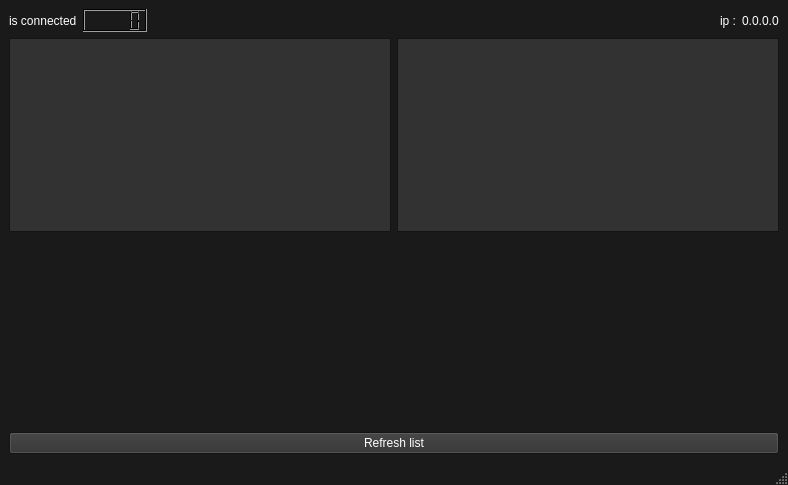
This is src/mainwindow.ui in Celienn/LLF-Translator as Qt 5 draws it before an edit. The edited form follows.
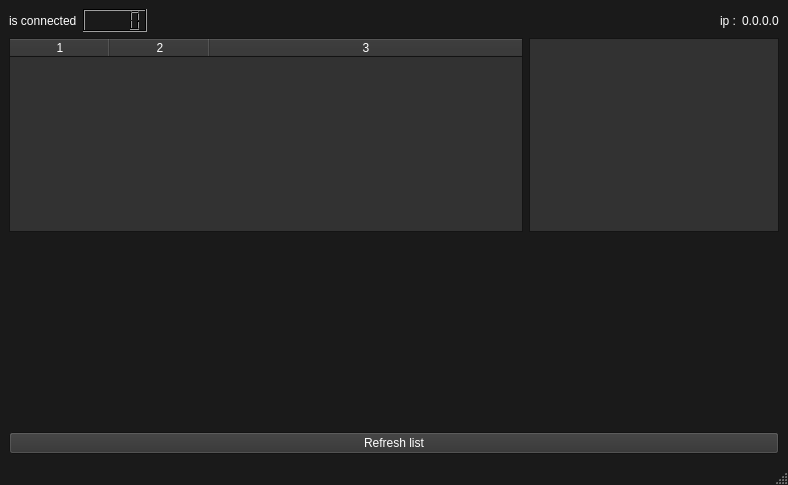
This is the edited form. Icons and pictures are not drawn.

Patch:
```diff
--- a/src/mainwindow.ui
+++ b/src/mainwindow.ui
@@ -460,13 +460,56 @@
      <layout class="QGridLayout" name="gridLayout">
       <item row="0" column="0">
        <widget class="QTableWidget" name="Table">
+        <property name="sizePolicy">
+         <sizepolicy hsizetype="Expanding" vsizetype="Expanding">
+          <horstretch>0</horstretch>
+          <verstretch>0</verstretch>
+         </sizepolicy>
+        </property>
         <property name="editTriggers">
          <set>QAbstractItemView::NoEditTriggers</set>
         </property>
+        <property name="sortingEnabled">
+         <bool>false</bool>
+        </property>
+        <property name="wordWrap">
+         <bool>true</bool>
+        </property>
+        <property name="columnCount">
+         <number>3</number>
+        </property>
+        <attribute name="horizontalHeaderCascadingSectionResizes">
+         <bool>false</bool>
+        </attribute>
+        <attribute name="horizontalHeaderStretchLastSection">
+         <bool>true</bool>
+        </attribute>
+        <attribute name="verticalHeaderVisible">
+         <bool>false</bool>
+        </attribute>
+        <attribute name="verticalHeaderCascadingSectionResizes">
+         <bool>false</bool>
+        </attribute>
+        <attribute name="verticalHeaderShowSortIndicator" stdset="0">
+         <bool>false</bool>
+        </attribute>
+        <attribute name="verticalHeaderStretchLastSection">
+         <bool>false</bool>
+        </attribute>
+        <column/>
+        <column/>
+        <column/>
        </widget>
       </item>
       <item row="0" column="1">
-       <widget class="QListWidget" name="listWidget"/>
+       <widget class="QListWidget" name="listWidget">
+        <property name="maximumSize">
+         <size>
+          <width>250</width>
+          <height>16777215</height>
+         </size>
+        </property>
+       </widget>
       </item>
      </layout>
     </item>
```
